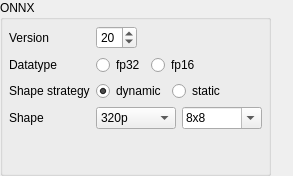
The window that ui/designer/ui_onnx_widget.ui (herlegon/hconvert) describes before a commit, drawn with Qt 5.
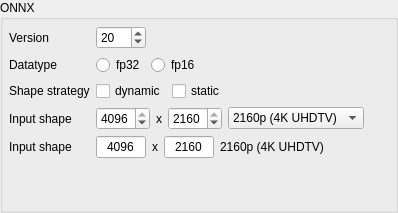
The same window after the commit.

Commit message: onnx model, conversion

The edit to the form file:
```diff
--- a/ui/designer/ui_onnx_widget.ui
+++ b/ui/designer/ui_onnx_widget.ui
@@ -6,16 +6,10 @@
    <rect>
     <x>0</x>
     <y>0</y>
-    <width>293</width>
-    <height>176</height>
+    <width>398</width>
+    <height>213</height>
    </rect>
   </property>
-  <property name="sizePolicy">
-   <sizepolicy hsizetype="Maximum" vsizetype="Preferred">
-    <horstretch>0</horstretch>
-    <verstretch>0</verstretch>
-   </sizepolicy>
-  </property>
   <property name="windowTitle">
    <string>Form</string>
   </property>
@@ -37,12 +31,6 @@
    </property>
    <item>
     <widget class="QGroupBox" name="groupbox_onnx_conversion">
-     <property name="sizePolicy">
-      <sizepolicy hsizetype="Maximum" vsizetype="Preferred">
-       <horstretch>0</horstretch>
-       <verstretch>0</verstretch>
-      </sizepolicy>
-     </property>
      <property name="title">
       <string>ONNX</string>
      </property>
@@ -71,11 +59,23 @@
         <item row="0" column="1">
          <widget class="QSpinBox" name="spinbox_opset">
           <property name="sizePolicy">
-           <sizepolicy hsizetype="Maximum" vsizetype="Fixed">
+           <sizepolicy hsizetype="Fixed" vsizetype="Fixed">
             <horstretch>0</horstretch>
             <verstretch>0</verstretch>
            </sizepolicy>
           </property>
+          <property name="minimumSize">
+           <size>
+            <width>50</width>
+            <height>0</height>
+           </size>
+          </property>
+          <property name="maximumSize">
+           <size>
+            <width>50</width>
+            <height>16777215</height>
+           </size>
+          </property>
           <property name="minimum">
            <number>15</number>
           </property>
@@ -153,11 +153,17 @@
         <item row="2" column="1">
          <layout class="QHBoxLayout" name="layout_shape_strategy">
           <item>
-           <widget class="QRadioButton" name="radiobutton_dynamic">
+           <widget class="QCheckBox" name="radiobutton_dynamic">
             <property name="text">
              <string>dynamic</string>
             </property>
+            <property name="checkable">
+             <bool>true</bool>
+            </property>
             <property name="checked">
+             <bool>false</bool>
+            </property>
+            <property name="autoExclusive">
              <bool>true</bool>
             </property>
             <attribute name="buttonGroup">
@@ -166,10 +172,19 @@
            </widget>
           </item>
           <item>
-           <widget class="QRadioButton" name="radiobutton_static">
+           <widget class="QCheckBox" name="radiobutton_static">
             <property name="text">
              <string>static</string>
             </property>
+            <property name="checkable">
+             <bool>true</bool>
+            </property>
+            <property name="checked">
+             <bool>false</bool>
+            </property>
+            <property name="autoExclusive">
+             <bool>true</bool>
+            </property>
             <attribute name="buttonGroup">
              <string notr="true">buttonGroup_2</string>
             </attribute>
@@ -196,23 +211,71 @@
            <bool>true</bool>
           </property>
           <property name="text">
-           <string>Shape</string>
+           <string>Input shape</string>
           </property>
          </widget>
         </item>
         <item row="3" column="1">
-         <layout class="QHBoxLayout" name="layout_resolution">
+         <layout class="QHBoxLayout" name="layout_resolution_w">
+          <item>
+           <widget class="QSpinBox" name="spinbox_w">
+            <property name="sizePolicy">
+             <sizepolicy hsizetype="Maximum" vsizetype="Fixed">
+              <horstretch>0</horstretch>
+              <verstretch>0</verstretch>
+             </sizepolicy>
+            </property>
+            <property name="minimum">
+             <number>16</number>
+            </property>
+            <property name="maximum">
+             <number>4096</number>
+            </property>
+            <property name="singleStep">
+             <number>1</number>
+            </property>
+            <property name="value">
+             <number>4096</number>
+            </property>
+           </widget>
+          </item>
+          <item>
+           <widget class="QLabel" name="label_x_w">
+            <property name="text">
+             <string>x</string>
+            </property>
+           </widget>
+          </item>
+          <item>
+           <widget class="QSpinBox" name="spinbox_h">
+            <property name="sizePolicy">
+             <sizepolicy hsizetype="Maximum" vsizetype="Fixed">
+              <horstretch>0</horstretch>
+              <verstretch>0</verstretch>
+             </sizepolicy>
+            </property>
+            <property name="minimum">
+             <number>16</number>
+            </property>
+            <property name="maximum">
+             <number>2160</number>
+            </property>
+            <property name="value">
+             <number>2160</number>
+            </property>
+           </widget>
+          </item>
           <item>
            <widget class="QComboBox" name="combobox_resolution">
-            <property name="sizePolicy">
-             <sizepolicy hsizetype="Maximum" vsizetype="Fixed">
-              <horstretch>0</horstretch>
-              <verstretch>0</verstretch>
-             </sizepolicy>
+            <property name="minimumSize">
+             <size>
+              <width>120</width>
+              <height>0</height>
+             </size>
             </property>
             <property name="maximumSize">
              <size>
-              <width>80</width>
+              <width>200</width>
               <height>16777215</height>
              </size>
             </property>
@@ -230,7 +293,7 @@
             </property>
             <item>
              <property name="text">
-              <string>320p</string>
+              <string>2160p (4K UHDTV)</string>
              </property>
             </item>
             <item>
@@ -256,52 +319,112 @@
            </widget>
           </item>
           <item>
-           <widget class="QComboBox" name="combobox_resolution_custom">
+           <spacer name="horizontalSpacer_8">
+            <property name="orientation">
+             <enum>Qt::Orientation::Horizontal</enum>
+            </property>
+            <property name="sizeHint" stdset="0">
+             <size>
+              <width>0</width>
+              <height>20</height>
+             </size>
+            </property>
+           </spacer>
+          </item>
+         </layout>
+        </item>
+        <item row="4" column="0">
+         <widget class="QLabel" name="label_shape_r">
+          <property name="enabled">
+           <bool>true</bool>
+          </property>
+          <property name="text">
+           <string>Input shape</string>
+          </property>
+         </widget>
+        </item>
+        <item row="4" column="1">
+         <layout class="QHBoxLayout" name="layout_resolution_r">
+          <item>
+           <widget class="QLineEdit" name="lineedit_w">
             <property name="sizePolicy">
-             <sizepolicy hsizetype="Maximum" vsizetype="Fixed">
+             <sizepolicy hsizetype="Fixed" vsizetype="Fixed">
               <horstretch>0</horstretch>
               <verstretch>0</verstretch>
              </sizepolicy>
             </property>
             <property name="maximumSize">
              <size>
-              <width>80</width>
+              <width>50</width>
               <height>16777215</height>
              </size>
             </property>
-            <property name="editable">
-             <bool>true</bool>
+            <property name="text">
+             <string>4096</string>
             </property>
-            <property name="insertPolicy">
-             <enum>QComboBox::InsertPolicy::InsertAtTop</enum>
+            <property name="alignment">
+             <set>Qt::AlignmentFlag::AlignCenter</set>
             </property>
-            <item>
-             <property name="text">
-              <string>8x8</string>
-             </property>
-            </item>
-            <item>
-             <property name="text">
-              <string>640x480</string>
-             </property>
-            </item>
-            <item>
-             <property name="text">
-              <string>705x480</string>
-             </property>
-            </item>
-            <item>
-             <property name="text">
-              <string>1440x1080</string>
-             </property>
-            </item>
-            <item>
-             <property name="text">
-              <string>1920x1080</string>
-             </property>
-            </item>
            </widget>
           </item>
+          <item>
+           <widget class="QLabel" name="label_x_r">
+            <property name="text">
+             <string>x</string>
+            </property>
+           </widget>
+          </item>
+          <item>
+           <widget class="QLineEdit" name="lineedit_h">
+            <property name="sizePolicy">
+             <sizepolicy hsizetype="Fixed" vsizetype="Fixed">
+              <horstretch>0</horstretch>
+              <verstretch>0</verstretch>
+             </sizepolicy>
+            </property>
+            <property name="maximumSize">
+             <size>
+              <width>50</width>
+              <height>16777215</height>
+             </size>
+            </property>
+            <property name="text">
+             <string>2160</string>
+            </property>
+            <property name="alignment">
+             <set>Qt::AlignmentFlag::AlignCenter</set>
+            </property>
+           </widget>
+          </item>
+          <item>
+           <widget class="QLabel" name="label_resolution">
+            <property name="maximumSize">
+             <size>
+              <width>150</width>
+              <height>16777215</height>
+             </size>
+            </property>
+            <property name="text">
+             <string>2160p (4K UHDTV)</string>
+            </property>
+            <property name="alignment">
+             <set>Qt::AlignmentFlag::AlignCenter</set>
+            </property>
+           </widget>
+          </item>
+          <item>
+           <spacer name="horizontalSpacer_9">
+            <property name="orientation">
+             <enum>Qt::Orientation::Horizontal</enum>
+            </property>
+            <property name="sizeHint" stdset="0">
+             <size>
+              <width>0</width>
+              <height>20</height>
+             </size>
+            </property>
+           </spacer>
+          </item>
          </layout>
         </item>
        </layout>
```
Left out of the diff: 35 changed lines with no effect on the pictures. The commit also changes 3 other files.
